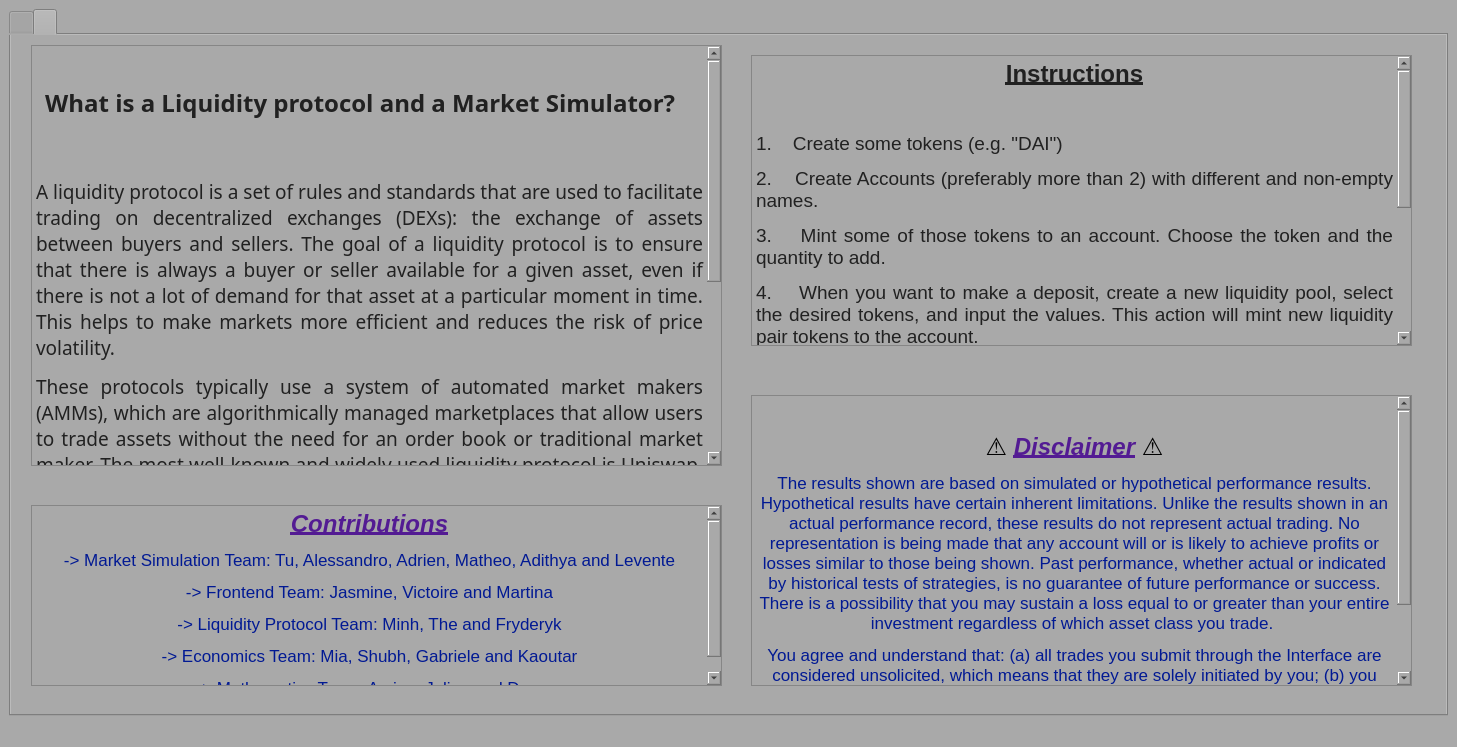
First picture: the form in introductorywindow.ui, repository LiquidityProtocol/AMM-Simulator, before the edit.
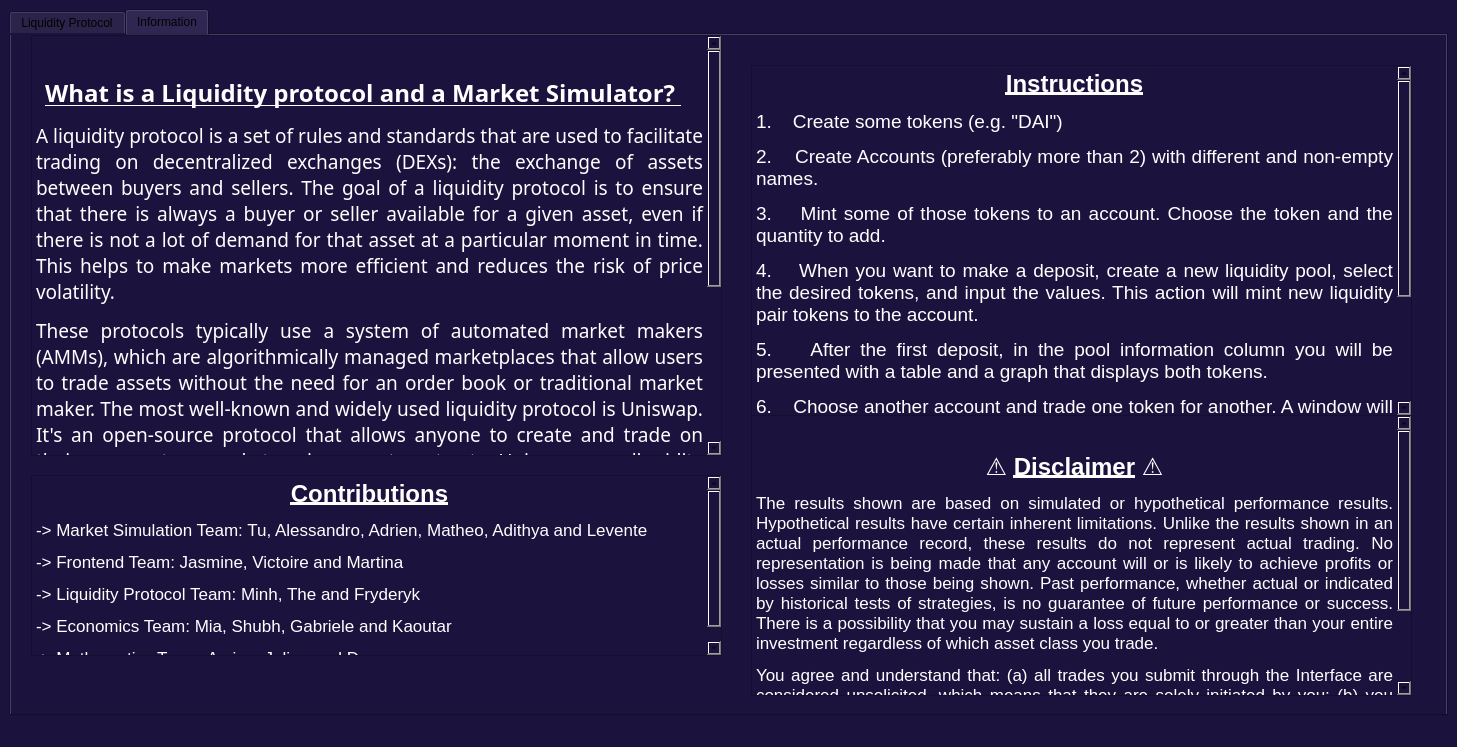
Second picture: the form after the edit. The open tabs and pages were chosen to show the change. Icons and pictures are not drawn.

```diff
--- a/introductorywindow.ui
+++ b/introductorywindow.ui
@@ -17,7 +17,7 @@
    <string>MainWindow</string>
   </property>
   <property name="styleSheet">
-   <string notr="true">background-color: rgba(169, 169, 169, 229);
+   <string notr="true">background-color: rgb(28, 18, 62);
 
 font: 13pt &quot;Calibri&quot;;
 
@@ -31,17 +31,13 @@
     <item row="0" column="0">
      <widget class="QTabWidget" name="tabWidget">
       <property name="styleSheet">
-       <string notr="true">
-
-
-</string>
+       <string notr="true"/>
       </property>
       <property name="currentIndex">
        <number>0</number>
       </property>
       <widget class="QWidget" name="tab">
        <attribute name="title">
-        <string>Main</string>
         <string>Liquidity Protocol</string>
        </attribute>
        <layout class="QVBoxLayout" name="verticalLayout">
@@ -69,6 +65,9 @@
             <height>16777215</height>
            </size>
           </property>
+          <property name="styleSheet">
+           <string notr="true">color: rgb(255, 255, 255)</string>
+          </property>
           <property name="text">
            <string>Go to Playground</string>
           </property>
@@ -78,14 +77,13 @@
       </widget>
       <widget class="QWidget" name="Tab2">
        <attribute name="title">
-        <string>Guidelines</string>
         <string>Information</string>
        </attribute>
        <widget class="QTextBrowser" name="textBrowser">
         <property name="geometry">
          <rect>
           <x>20</x>
-          <y>10</y>
+          <y>0</y>
           <width>691</width>
           <height>421</height>
          </rect>
@@ -106,24 +104,21 @@
 &lt;html&gt;&lt;head&gt;&lt;meta name=&quot;qrichtext&quot; content=&quot;1&quot; /&gt;&lt;meta charset=&quot;utf-8&quot; /&gt;&lt;style type=&quot;text/css&quot;&gt;
 p, li { white-space: pre-wrap; }
 hr { height: 1px; border-width: 0; }
-li.unchecked::marker { content: &quot;\2610&quot;; }
-li.checked::marker { content: &quot;\2612&quot;; }
 &lt;/style&gt;&lt;/head&gt;&lt;body style=&quot; font-family:'Rockwell'; font-size:13pt; font-weight:400; font-style:normal;&quot;&gt;
 &lt;p align=&quot;center&quot; style=&quot;-qt-paragraph-type:empty; margin-top:12px; margin-bottom:12px; margin-left:0px; margin-right:0px; -qt-block-indent:0; text-indent:0px; font-family:'.AppleSystemUIFont';&quot;&gt;&lt;br /&gt;&lt;/p&gt;
-&lt;p align=&quot;center&quot; style=&quot; margin-top:12px; margin-bottom:12px; margin-left:0px; margin-right:0px; -qt-block-indent:0; text-indent:0px;&quot;&gt;&lt;span style=&quot; font-family:'.AppleSystemUIFont'; font-size:18pt; font-weight:700; color:#212121;&quot;&gt;What is a Liquidity protocol and a Market Simulator?&lt;/span&gt;&lt;span style=&quot; font-family:'.AppleSystemUIFont'; font-size:18pt; font-weight:700; font-style:italic; color:#212121;&quot;&gt; &lt;/span&gt;&lt;span style=&quot; font-family:'.AppleSystemUIFont'; font-size:18pt; color:#212121;&quot;&gt;  &lt;/span&gt;&lt;/p&gt;
-&lt;p align=&quot;center&quot; style=&quot;-qt-paragraph-type:empty; margin-top:12px; margin-bottom:12px; margin-left:0px; margin-right:0px; -qt-block-indent:0; text-indent:0px; font-family:'.AppleSystemUIFont'; font-size:18pt; color:#212121;&quot;&gt;&lt;br /&gt;&lt;/p&gt;
-&lt;p align=&quot;justify&quot; style=&quot; margin-top:12px; margin-bottom:12px; margin-left:0px; margin-right:0px; -qt-block-indent:0; text-indent:0px;&quot;&gt;&lt;span style=&quot; font-family:'.AppleSystemUIFont'; font-size:14pt; color:#212121;&quot;&gt;A liquidity protocol is a set of rules and standards that are used to facilitate trading on decentralized exchanges (DEXs): the exchange of assets between buyers and sellers. The goal of a liquidity protocol is to ensure that there is always a buyer or seller available for a given asset, even if there is not a lot of demand for that asset at a particular moment in time. This helps to make markets more efficient and reduces the risk of price volatility. &lt;/span&gt;&lt;/p&gt;
-&lt;p align=&quot;justify&quot; style=&quot; margin-top:12px; margin-bottom:12px; margin-left:0px; margin-right:0px; -qt-block-indent:0; text-indent:0px;&quot;&gt;&lt;span style=&quot; font-family:'.AppleSystemUIFont'; font-size:14pt; color:#212121;&quot;&gt;These protocols typically use a system of automated market makers (AMMs), which are algorithmically managed marketplaces that allow users to trade assets without the need for an order book or traditional market maker. The most well-known and widely used liquidity protocol is Uniswap. It's an open-source protocol that allows anyone to create and trade on their own custom markets using smart contracts. Uniswap uses liquidity pools to provide the necessary liquidity for trading. A liquidity pool is a smart contract that holds a balance of a certain asset and ETH. Anyone can add assets to the pool, which in turn increases the liquidity of the pool. In return for providing liquidity, the liquidity providers earn a small percentage of the trading fees from trades that occur within the pool. &lt;/span&gt;&lt;/p&gt;
-&lt;p align=&quot;justify&quot; style=&quot; margin-top:12px; margin-bottom:12px; margin-left:0px; margin-right:0px; -qt-block-indent:0; text-indent:0px;&quot;&gt;&lt;span style=&quot; font-family:'.AppleSystemUIFont'; font-size:14pt; color:#212121;&quot;&gt;Market simulators are tools that can be used to test trading strategies and simulate the performance of different markets. They can be useful for traders, liquidity providers, and anyone who wants to understand how a market might behave under different conditions. &lt;/span&gt;&lt;/p&gt;&lt;/body&gt;&lt;/html&gt;</string>
+&lt;p align=&quot;center&quot; style=&quot; margin-top:12px; margin-bottom:12px; margin-left:0px; margin-right:0px; -qt-block-indent:0; text-indent:0px;&quot;&gt;&lt;span style=&quot; font-family:'.AppleSystemUIFont'; font-size:18pt; font-weight:700; text-decoration: underline; color:#ffffff;&quot;&gt;What is a Liquidity protocol and a Market Simulator?&lt;/span&gt;&lt;span style=&quot; font-family:'.AppleSystemUIFont'; font-size:18pt; font-weight:700; font-style:italic; text-decoration: underline; color:#ffffff;&quot;&gt; &lt;/span&gt;&lt;span style=&quot; font-family:'.AppleSystemUIFont'; font-size:18pt; color:#ffffff;&quot;&gt;  &lt;/span&gt;&lt;/p&gt;
+&lt;p align=&quot;justify&quot; style=&quot; margin-top:12px; margin-bottom:12px; margin-left:0px; margin-right:0px; -qt-block-indent:0; text-indent:0px;&quot;&gt;&lt;span style=&quot; font-family:'.AppleSystemUIFont'; font-size:14pt; color:#ffffff;&quot;&gt;A liquidity protocol is a set of rules and standards that are used to facilitate trading on decentralized exchanges (DEXs): the exchange of assets between buyers and sellers. The goal of a liquidity protocol is to ensure that there is always a buyer or seller available for a given asset, even if there is not a lot of demand for that asset at a particular moment in time. This helps to make markets more efficient and reduces the risk of price volatility. &lt;/span&gt;&lt;/p&gt;
+&lt;p align=&quot;justify&quot; style=&quot; margin-top:12px; margin-bottom:12px; margin-left:0px; margin-right:0px; -qt-block-indent:0; text-indent:0px;&quot;&gt;&lt;span style=&quot; font-family:'.AppleSystemUIFont'; font-size:14pt; color:#ffffff;&quot;&gt;These protocols typically use a system of automated market makers (AMMs), which are algorithmically managed marketplaces that allow users to trade assets without the need for an order book or traditional market maker. The most well-known and widely used liquidity protocol is Uniswap. It's an open-source protocol that allows anyone to create and trade on their own custom markets using smart contracts. Uniswap uses liquidity pools to provide the necessary liquidity for trading. A liquidity pool is a smart contract that holds a balance of a certain asset and ETH. Anyone can add assets to the pool, which in turn increases the liquidity of the pool. In return for providing liquidity, the liquidity providers earn a small percentage of the trading fees from trades that occur within the pool. &lt;/span&gt;&lt;/p&gt;
+&lt;p align=&quot;justify&quot; style=&quot; margin-top:12px; margin-bottom:12px; margin-left:0px; margin-right:0px; -qt-block-indent:0; text-indent:0px;&quot;&gt;&lt;span style=&quot; font-family:'.AppleSystemUIFont'; font-size:14pt; color:#ffffff;&quot;&gt;Market simulators are tools that can be used to test trading strategies and simulate the performance of different markets. They can be useful for traders, liquidity providers, and anyone who wants to understand how a market might behave under different conditions. &lt;/span&gt;&lt;/p&gt;&lt;/body&gt;&lt;/html&gt;</string>
         </property>
        </widget>
        <widget class="QTextBrowser" name="textBrowser_2">
         <property name="geometry">
          <rect>
           <x>740</x>
-          <y>20</y>
+          <y>30</y>
           <width>661</width>
-          <height>291</height>
+          <height>351</height>
          </rect>
         </property>
         <property name="styleSheet">
@@ -134,28 +129,25 @@
 &lt;html&gt;&lt;head&gt;&lt;meta name=&quot;qrichtext&quot; content=&quot;1&quot; /&gt;&lt;meta charset=&quot;utf-8&quot; /&gt;&lt;style type=&quot;text/css&quot;&gt;
 p, li { white-space: pre-wrap; }
 hr { height: 1px; border-width: 0; }
-li.unchecked::marker { content: &quot;\2610&quot;; }
-li.checked::marker { content: &quot;\2612&quot;; }
 &lt;/style&gt;&lt;/head&gt;&lt;body style=&quot; font-family:'Rockwell'; font-size:13pt; font-weight:400; font-style:normal;&quot;&gt;
-&lt;p align=&quot;center&quot; style=&quot; margin-top:12px; margin-bottom:12px; margin-left:0px; margin-right:0px; -qt-block-indent:0; text-indent:0px;&quot;&gt;&lt;span style=&quot; font-family:'.AppleSystemUIFont'; color:#212121;&quot;&gt; &lt;/span&gt;&lt;span style=&quot; font-family:'.AppleSystemUIFont'; font-size:18pt; font-weight:700; text-decoration: underline; color:#212121;&quot;&gt;Instructions&lt;/span&gt;&lt;span style=&quot; font-family:'.AppleSystemUIFont'; font-weight:700; font-style:italic; color:#212121;&quot;&gt; &lt;/span&gt;&lt;/p&gt;
-&lt;p align=&quot;center&quot; style=&quot;-qt-paragraph-type:empty; margin-top:12px; margin-bottom:12px; margin-left:0px; margin-right:0px; -qt-block-indent:0; text-indent:0px; font-family:'.AppleSystemUIFont'; font-weight:700; font-style:italic; color:#212121;&quot;&gt;&lt;br /&gt;&lt;/p&gt;
-&lt;p align=&quot;justify&quot; style=&quot; margin-top:12px; margin-bottom:12px; margin-left:0px; margin-right:0px; -qt-block-indent:0; text-indent:0px;&quot;&gt;&lt;span style=&quot; font-family:'.AppleSystemUIFont'; font-size:14pt; color:#212121;&quot;&gt;1.    Create some tokens (e.g. &amp;quot;DAI&amp;quot;) &lt;/span&gt;&lt;/p&gt;
-&lt;p align=&quot;justify&quot; style=&quot; margin-top:12px; margin-bottom:12px; margin-left:0px; margin-right:0px; -qt-block-indent:0; text-indent:0px;&quot;&gt;&lt;span style=&quot; font-family:'.AppleSystemUIFont'; font-size:14pt; color:#212121;&quot;&gt;2.    Create Accounts (preferably more than 2) with different and non-empty names. &lt;/span&gt;&lt;/p&gt;
-&lt;p align=&quot;justify&quot; style=&quot; margin-top:12px; margin-bottom:12px; margin-left:0px; margin-right:0px; -qt-block-indent:0; text-indent:0px;&quot;&gt;&lt;span style=&quot; font-family:'.AppleSystemUIFont'; font-size:14pt; color:#212121;&quot;&gt;3.    Mint some of those tokens to an account. Choose the token and the quantity to add. &lt;/span&gt;&lt;/p&gt;
-&lt;p align=&quot;justify&quot; style=&quot; margin-top:12px; margin-bottom:12px; margin-left:0px; margin-right:0px; -qt-block-indent:0; text-indent:0px;&quot;&gt;&lt;span style=&quot; font-family:'.AppleSystemUIFont'; font-size:14pt; color:#212121;&quot;&gt;4.    When you want to make a deposit, create a new liquidity pool, select the desired tokens, and input the values. This action will mint new liquidity pair tokens to the account. &lt;/span&gt;&lt;/p&gt;
-&lt;p align=&quot;justify&quot; style=&quot; margin-top:12px; margin-bottom:12px; margin-left:0px; margin-right:0px; -qt-block-indent:0; text-indent:0px;&quot;&gt;&lt;span style=&quot; font-family:'.AppleSystemUIFont'; font-size:14pt; color:#212121;&quot;&gt;5.    After the first deposit, in the pool information column you will be presented with a table and a graph that displays both tokens. &lt;/span&gt;&lt;/p&gt;
-&lt;p align=&quot;justify&quot; style=&quot; margin-top:12px; margin-bottom:12px; margin-left:0px; margin-right:0px; -qt-block-indent:0; text-indent:0px;&quot;&gt;&lt;span style=&quot; font-family:'.AppleSystemUIFont'; font-size:14pt; color:#212121;&quot;&gt;6.    Choose another account and trade one token for another. A window will pop up and allow you to input the tokens you want to exchange, the protocol (e.g. “UNISWAP V.2”) &lt;/span&gt;&lt;/p&gt;
-&lt;p align=&quot;justify&quot; style=&quot; margin-top:12px; margin-bottom:12px; margin-left:0px; margin-right:0px; -qt-block-indent:0; text-indent:0px;&quot;&gt;&lt;span style=&quot; font-family:'.AppleSystemUIFont'; font-size:14pt; color:#212121;&quot;&gt;7.    Change the &amp;quot;real world&amp;quot; market price on tokens to simulate arbitrage opportunities &lt;/span&gt;&lt;/p&gt;
-&lt;p align=&quot;justify&quot; style=&quot; margin-top:12px; margin-bottom:12px; margin-left:0px; margin-right:0px; -qt-block-indent:0; text-indent:0px;&quot;&gt;&lt;span style=&quot; font-family:'.AppleSystemUIFont'; font-size:14pt; color:#212121;&quot;&gt;8.    Withdraw a percentage your position to get back the value + a share of accrued pool fees. &lt;/span&gt;&lt;/p&gt;&lt;/body&gt;&lt;/html&gt;</string>
+&lt;p align=&quot;center&quot; style=&quot; margin-top:12px; margin-bottom:12px; margin-left:0px; margin-right:0px; -qt-block-indent:0; text-indent:0px;&quot;&gt;&lt;span style=&quot; font-family:'.AppleSystemUIFont'; color:#ffffff;&quot;&gt; &lt;/span&gt;&lt;span style=&quot; font-family:'.AppleSystemUIFont'; font-size:18pt; font-weight:700; text-decoration: underline; color:#ffffff;&quot;&gt;Instructions&lt;/span&gt;&lt;span style=&quot; font-family:'.AppleSystemUIFont'; font-weight:700; font-style:italic; color:#ffffff;&quot;&gt; &lt;/span&gt;&lt;/p&gt;
+&lt;p align=&quot;justify&quot; style=&quot; margin-top:12px; margin-bottom:12px; margin-left:0px; margin-right:0px; -qt-block-indent:0; text-indent:0px;&quot;&gt;&lt;span style=&quot; font-family:'.AppleSystemUIFont'; font-size:14pt; color:#ffffff;&quot;&gt;1.    Create some tokens (e.g. &amp;quot;DAI&amp;quot;) &lt;/span&gt;&lt;/p&gt;
+&lt;p align=&quot;justify&quot; style=&quot; margin-top:12px; margin-bottom:12px; margin-left:0px; margin-right:0px; -qt-block-indent:0; text-indent:0px;&quot;&gt;&lt;span style=&quot; font-family:'.AppleSystemUIFont'; font-size:14pt; color:#ffffff;&quot;&gt;2.    Create Accounts (preferably more than 2) with different and non-empty names. &lt;/span&gt;&lt;/p&gt;
+&lt;p align=&quot;justify&quot; style=&quot; margin-top:12px; margin-bottom:12px; margin-left:0px; margin-right:0px; -qt-block-indent:0; text-indent:0px;&quot;&gt;&lt;span style=&quot; font-family:'.AppleSystemUIFont'; font-size:14pt; color:#ffffff;&quot;&gt;3.    Mint some of those tokens to an account. Choose the token and the quantity to add. &lt;/span&gt;&lt;/p&gt;
+&lt;p align=&quot;justify&quot; style=&quot; margin-top:12px; margin-bottom:12px; margin-left:0px; margin-right:0px; -qt-block-indent:0; text-indent:0px;&quot;&gt;&lt;span style=&quot; font-family:'.AppleSystemUIFont'; font-size:14pt; color:#ffffff;&quot;&gt;4.    When you want to make a deposit, create a new liquidity pool, select the desired tokens, and input the values. This action will mint new liquidity pair tokens to the account. &lt;/span&gt;&lt;/p&gt;
+&lt;p align=&quot;justify&quot; style=&quot; margin-top:12px; margin-bottom:12px; margin-left:0px; margin-right:0px; -qt-block-indent:0; text-indent:0px;&quot;&gt;&lt;span style=&quot; font-family:'.AppleSystemUIFont'; font-size:14pt; color:#ffffff;&quot;&gt;5.    After the first deposit, in the pool information column you will be presented with a table and a graph that displays both tokens. &lt;/span&gt;&lt;/p&gt;
+&lt;p align=&quot;justify&quot; style=&quot; margin-top:12px; margin-bottom:12px; margin-left:0px; margin-right:0px; -qt-block-indent:0; text-indent:0px;&quot;&gt;&lt;span style=&quot; font-family:'.AppleSystemUIFont'; font-size:14pt; color:#ffffff;&quot;&gt;6.    Choose another account and trade one token for another. A window will pop up and allow you to input the tokens you want to exchange, the protocol (e.g. “UNISWAP V.2”) &lt;/span&gt;&lt;/p&gt;
+&lt;p align=&quot;justify&quot; style=&quot; margin-top:12px; margin-bottom:12px; margin-left:0px; margin-right:0px; -qt-block-indent:0; text-indent:0px;&quot;&gt;&lt;span style=&quot; font-family:'.AppleSystemUIFont'; font-size:14pt; color:#ffffff;&quot;&gt;7.    Change the &amp;quot;real world&amp;quot; market price on tokens to simulate arbitrage opportunities &lt;/span&gt;&lt;/p&gt;
+&lt;p align=&quot;justify&quot; style=&quot; margin-top:12px; margin-bottom:12px; margin-left:0px; margin-right:0px; -qt-block-indent:0; text-indent:0px;&quot;&gt;&lt;span style=&quot; font-family:'.AppleSystemUIFont'; font-size:14pt; color:#ffffff;&quot;&gt;8.    Withdraw a percentage your position to get back the value + a share of accrued pool fees. &lt;/span&gt;&lt;/p&gt;&lt;/body&gt;&lt;/html&gt;</string>
         </property>
        </widget>
        <widget class="QTextBrowser" name="textBrowser_3">
         <property name="geometry">
          <rect>
           <x>740</x>
-          <y>360</y>
+          <y>380</y>
           <width>661</width>
-          <height>291</height>
+          <height>281</height>
          </rect>
         </property>
         <property name="html">
@@ -163,25 +155,26 @@
 &lt;html&gt;&lt;head&gt;&lt;meta name=&quot;qrichtext&quot; content=&quot;1&quot; /&gt;&lt;meta charset=&quot;utf-8&quot; /&gt;&lt;style type=&quot;text/css&quot;&gt;
 p, li { white-space: pre-wrap; }
 hr { height: 1px; border-width: 0; }
-li.unchecked::marker { content: &quot;\2610&quot;; }
-li.checked::marker { content: &quot;\2612&quot;; }
-&lt;/style&gt;&lt;/head&gt;&lt;body style=&quot; font-family:'.AppleSystemUIFont'; font-size:13pt; font-weight:400; font-style:normal;&quot;&gt;
+&lt;/style&gt;&lt;/head&gt;&lt;body style=&quot; font-family:'Calibri'; font-size:13pt; font-weight:400; font-style:normal;&quot;&gt;
 &lt;p align=&quot;center&quot; style=&quot;-qt-paragraph-type:empty; margin-top:12px; margin-bottom:12px; margin-left:0px; margin-right:0px; -qt-block-indent:0; text-indent:0px; font-family:'.AppleSystemUIFont';&quot;&gt;&lt;br /&gt;&lt;/p&gt;
-&lt;p align=&quot;center&quot; style=&quot; margin-top:12px; margin-bottom:12px; margin-left:0px; margin-right:0px; -qt-block-indent:0; text-indent:0px;&quot;&gt;&lt;span style=&quot; font-family:'.AppleSystemUIFont'; font-size:18pt; color:#000000;&quot;&gt;⚠ &lt;/span&gt;&lt;span style=&quot; font-family:'.AppleSystemUIFont'; font-size:18pt; font-weight:700; font-style:italic; text-decoration: underline; color:#531b93;&quot;&gt;Disclaimer&lt;/span&gt;&lt;span style=&quot; font-family:'.AppleSystemUIFont'; font-size:18pt; color:#531b93;&quot;&gt; &lt;/span&gt;&lt;span style=&quot; font-family:'.AppleSystemUIFont'; font-size:18pt; color:#000000;&quot;&gt;⚠&lt;/span&gt;&lt;/p&gt;
-&lt;p align=&quot;center&quot; style=&quot; margin-top:12px; margin-bottom:12px; margin-left:0px; margin-right:0px; -qt-block-indent:0; text-indent:0px;&quot;&gt;&lt;span style=&quot; font-family:'.AppleSystemUIFont'; color:#011993;&quot;&gt;The results shown are based on simulated or hypothetical performance results. Hypothetical results have certain inherent limitations. Unlike the results shown in an actual performance record, these results do not represent actual trading. No representation is being made that any account will or is likely to achieve profits or losses similar to those being shown. Past performance, whether actual or indicated by historical tests of strategies, is no guarantee of future performance or success. There is a possibility that you may sustain a loss equal to or greater than your entire investment regardless of which asset class you trade. &lt;/span&gt;&lt;/p&gt;
-&lt;p align=&quot;center&quot; style=&quot; margin-top:0px; margin-bottom:0px; margin-left:0px; margin-right:0px; -qt-block-indent:0; text-indent:0px;&quot;&gt;&lt;span style=&quot; font-family:'.AppleSystemUIFont'; color:#011993;&quot;&gt;You agree and understand that: (a) all trades you submit through the Interface are considered unsolicited, which means that they are solely initiated by you; (b) you have not received any investment advice from us in connection with any trades, including those you place via our Auto Routing API; and (c) we do not conduct a suitability review of any trades you submit. &lt;/span&gt;&lt;/p&gt;
-&lt;p style=&quot;-qt-paragraph-type:empty; margin-top:12px; margin-bottom:12px; margin-left:0px; margin-right:0px; -qt-block-indent:0; text-indent:0px; font-family:'.AppleSystemUIFont'; color:#011993;&quot;&gt;&lt;br /&gt;&lt;/p&gt;&lt;/body&gt;&lt;/html&gt;</string>
+&lt;p align=&quot;center&quot; style=&quot; margin-top:12px; margin-bottom:12px; margin-left:0px; margin-right:0px; -qt-block-indent:0; text-indent:0px;&quot;&gt;&lt;span style=&quot; font-family:'.AppleSystemUIFont'; font-size:18pt; color:#ffffff;&quot;&gt;⚠ &lt;/span&gt;&lt;span style=&quot; font-family:'.AppleSystemUIFont'; font-size:18pt; font-weight:700; text-decoration: underline; color:#ffffff;&quot;&gt;Disclaimer&lt;/span&gt;&lt;span style=&quot; font-family:'.AppleSystemUIFont'; font-size:18pt; color:#ffffff;&quot;&gt; ⚠&lt;/span&gt;&lt;/p&gt;
+&lt;p align=&quot;justify&quot; style=&quot; margin-top:12px; margin-bottom:12px; margin-left:0px; margin-right:0px; -qt-block-indent:0; text-indent:0px;&quot;&gt;&lt;span style=&quot; font-family:'.AppleSystemUIFont'; color:#ffffff;&quot;&gt;The results shown are based on simulated or hypothetical performance results. Hypothetical results have certain inherent limitations. Unlike the results shown in an actual performance record, these results do not represent actual trading. No representation is being made that any account will or is likely to achieve profits or losses similar to those being shown. Past performance, whether actual or indicated by historical tests of strategies, is no guarantee of future performance or success. There is a possibility that you may sustain a loss equal to or greater than your entire investment regardless of which asset class you trade. &lt;/span&gt;&lt;/p&gt;
+&lt;p align=&quot;justify&quot; style=&quot; margin-top:0px; margin-bottom:0px; margin-left:0px; margin-right:0px; -qt-block-indent:0; text-indent:0px;&quot;&gt;&lt;span style=&quot; font-family:'.AppleSystemUIFont'; color:#ffffff;&quot;&gt;You agree and understand that: (a) all trades you submit through the Interface are considered unsolicited, which means that they are solely initiated by you; (b) you have not received any investment advice from us in connection with any trades, including those you place via our Auto Routing API; and (c) we do not conduct a suitability review of any trades you submit. &lt;/span&gt;&lt;/p&gt;
+&lt;p align=&quot;justify&quot; style=&quot;-qt-paragraph-type:empty; margin-top:12px; margin-bottom:12px; margin-left:0px; margin-right:0px; -qt-block-indent:0; text-indent:0px; font-family:'.AppleSystemUIFont'; color:#ffffff;&quot;&gt;&lt;br /&gt;&lt;/p&gt;&lt;/body&gt;&lt;/html&gt;</string>
         </property>
        </widget>
        <widget class="QTextBrowser" name="textBrowser_4">
         <property name="geometry">
          <rect>
           <x>20</x>
-          <y>470</y>
+          <y>440</y>
           <width>691</width>
           <height>181</height>
          </rect>
         </property>
+        <property name="styleSheet">
+         <string notr="true">font: 13pt &quot;.AppleSystemUIFont&quot;;</string>
+        </property>
         <property name="frameShape">
          <enum>QFrame::StyledPanel</enum>
         </property>
@@ -196,15 +189,13 @@
 &lt;html&gt;&lt;head&gt;&lt;meta name=&quot;qrichtext&quot; content=&quot;1&quot; /&gt;&lt;meta charset=&quot;utf-8&quot; /&gt;&lt;style type=&quot;text/css&quot;&gt;
 p, li { white-space: pre-wrap; }
 hr { height: 1px; border-width: 0; }
-li.unchecked::marker { content: &quot;\2610&quot;; }
-li.checked::marker { content: &quot;\2612&quot;; }
 &lt;/style&gt;&lt;/head&gt;&lt;body style=&quot; font-family:'.AppleSystemUIFont'; font-size:13pt; font-weight:400; font-style:normal;&quot;&gt;
-&lt;p align=&quot;center&quot; style=&quot; margin-top:0px; margin-bottom:0px; margin-left:0px; margin-right:0px; -qt-block-indent:0; text-indent:0px;&quot;&gt;&lt;span style=&quot; font-family:'.AppleSystemUIFont'; font-size:18pt; font-weight:700; font-style:italic; text-decoration: underline; color:#531b93;&quot;&gt;Contributions&lt;/span&gt;&lt;/p&gt;
-&lt;p align=&quot;center&quot; style=&quot; margin-top:12px; margin-bottom:12px; margin-left:0px; margin-right:0px; -qt-block-indent:0; text-indent:0px;&quot;&gt;&lt;span style=&quot; font-family:'.AppleSystemUIFont'; color:#011993;&quot;&gt;-&amp;gt; Market Simulation Team: Tu, Alessandro, Adrien, Matheo, Adithya and Levente&lt;/span&gt;&lt;/p&gt;
-&lt;p align=&quot;center&quot; style=&quot; margin-top:12px; margin-bottom:12px; margin-left:0px; margin-right:0px; -qt-block-indent:0; text-indent:0px;&quot;&gt;&lt;span style=&quot; font-family:'.AppleSystemUIFont'; color:#011993;&quot;&gt;-&amp;gt; Frontend Team: Jasmine, Victoire and Martina&lt;/span&gt;&lt;/p&gt;
-&lt;p align=&quot;center&quot; style=&quot; margin-top:12px; margin-bottom:12px; margin-left:0px; margin-right:0px; -qt-block-indent:0; text-indent:0px;&quot;&gt;&lt;span style=&quot; font-family:'.AppleSystemUIFont'; color:#011993;&quot;&gt;-&amp;gt; Liquidity Protocol Team: Minh, The and Fryderyk&lt;/span&gt;&lt;/p&gt;
-&lt;p align=&quot;center&quot; style=&quot; margin-top:12px; margin-bottom:12px; margin-left:0px; margin-right:0px; -qt-block-indent:0; text-indent:0px;&quot;&gt;&lt;span style=&quot; font-family:'.AppleSystemUIFont'; color:#011993;&quot;&gt;-&amp;gt; Economics Team: Mia, Shubh, Gabriele and Kaoutar&lt;/span&gt;&lt;/p&gt;
-&lt;p align=&quot;center&quot; style=&quot; margin-top:12px; margin-bottom:12px; margin-left:0px; margin-right:0px; -qt-block-indent:0; text-indent:0px;&quot;&gt;&lt;span style=&quot; font-family:'.AppleSystemUIFont'; color:#011993;&quot;&gt;-&amp;gt; Mathematics Team: Amine, Julien and Duc &lt;/span&gt;&lt;/p&gt;&lt;/body&gt;&lt;/html&gt;</string>
+&lt;p align=&quot;center&quot; style=&quot; margin-top:0px; margin-bottom:0px; margin-left:0px; margin-right:0px; -qt-block-indent:0; text-indent:0px;&quot;&gt;&lt;span style=&quot; font-size:18pt; font-weight:700; text-decoration: underline; color:#ffffff;&quot;&gt;Contributions&lt;/span&gt;&lt;/p&gt;
+&lt;p style=&quot; margin-top:12px; margin-bottom:12px; margin-left:0px; margin-right:0px; -qt-block-indent:0; text-indent:0px;&quot;&gt;&lt;span style=&quot; color:#ffffff;&quot;&gt;-&amp;gt; Market Simulation Team: Tu, Alessandro, Adrien, Matheo, Adithya and Levente&lt;/span&gt;&lt;/p&gt;
+&lt;p style=&quot; margin-top:12px; margin-bottom:12px; margin-left:0px; margin-right:0px; -qt-block-indent:0; text-indent:0px;&quot;&gt;&lt;span style=&quot; color:#ffffff;&quot;&gt;-&amp;gt; Frontend Team: Jasmine, Victoire and Martina&lt;/span&gt;&lt;/p&gt;
+&lt;p style=&quot; margin-top:12px; margin-bottom:12px; margin-left:0px; margin-right:0px; -qt-block-indent:0; text-indent:0px;&quot;&gt;&lt;span style=&quot; color:#ffffff;&quot;&gt;-&amp;gt; Liquidity Protocol Team: Minh, The and Fryderyk&lt;/span&gt;&lt;/p&gt;
+&lt;p style=&quot; margin-top:12px; margin-bottom:12px; margin-left:0px; margin-right:0px; -qt-block-indent:0; text-indent:0px;&quot;&gt;&lt;span style=&quot; color:#ffffff;&quot;&gt;-&amp;gt; Economics Team: Mia, Shubh, Gabriele and Kaoutar&lt;/span&gt;&lt;/p&gt;
+&lt;p style=&quot; margin-top:12px; margin-bottom:12px; margin-left:0px; margin-right:0px; -qt-block-indent:0; text-indent:0px;&quot;&gt;&lt;span style=&quot; color:#ffffff;&quot;&gt;-&amp;gt; Mathematics Team: Amine, Julien and Duc &lt;/span&gt;&lt;/p&gt;&lt;/body&gt;&lt;/html&gt;</string>
         </property>
        </widget>
       </widget>
@@ -218,8 +209,6 @@
      <x>0</x>
      <y>0</y>
      <width>1457</width>
-     <height>24</height>
-     <width>1317</width>
      <height>22</height>
     </rect>
    </property>
```
